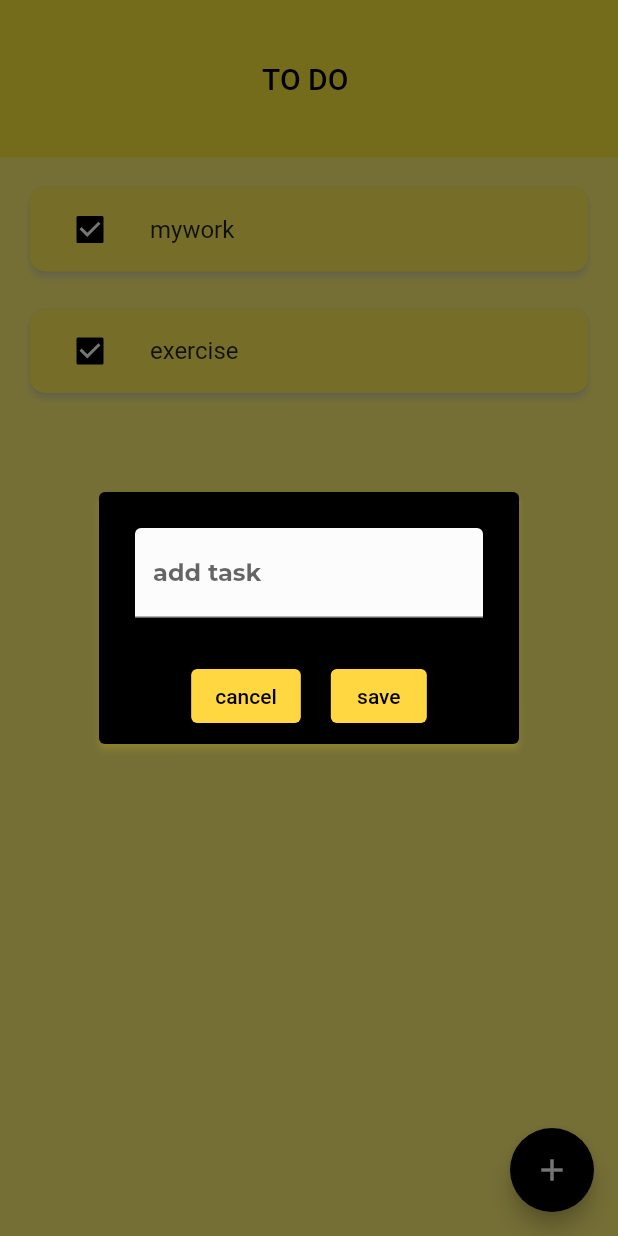
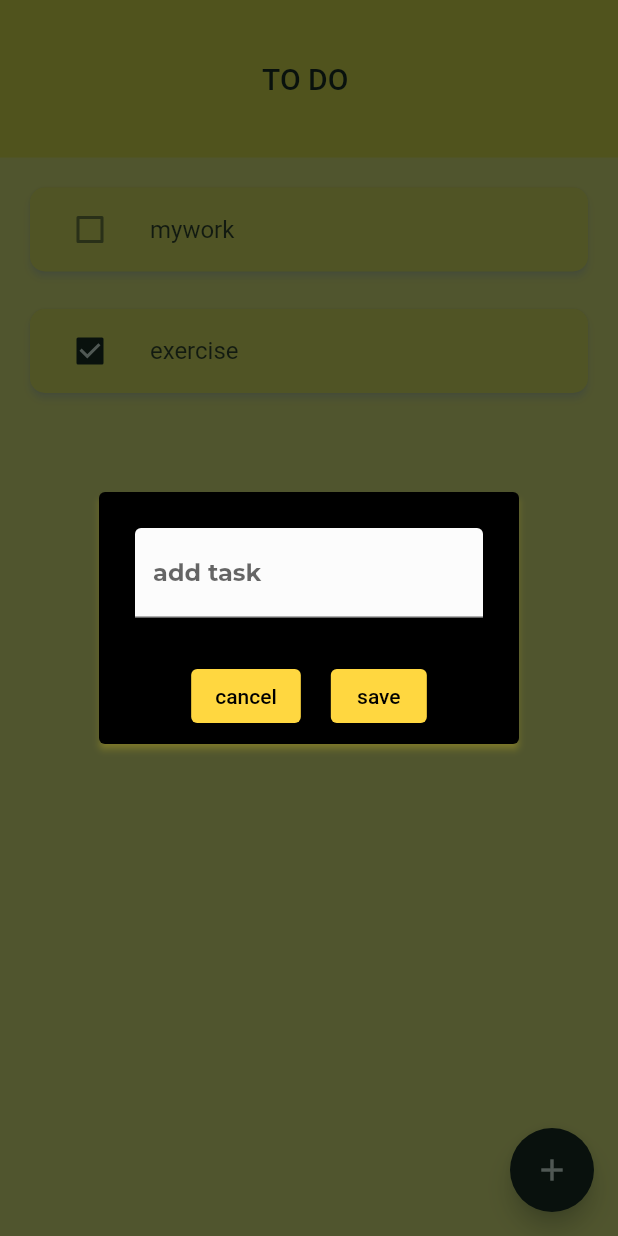
Before and after one commit to simar295/todo_app, a Flutter app: the screen it shows after launch, after a tap on the "add" icon, on a phone screen of 412 x 824 dp. Run offline on Flutter 3.47's test engine with Material 2 defaults, Android fonts, the phone set to English and light mode, and no system bars; drawn by our look-alikes of flutter_slidable; our stand-ins replace flutter_riverpod, google_fonts.

Commit message:
todo app

```diff
--- a/lib/dialogwidget.dart
+++ b/lib/dialogwidget.dart
@@ -1,18 +1,34 @@
 import 'package:flutter/material.dart';
 
-class dialogbox extends StatelessWidget {
-  const dialogbox({super.key});
+class dialogbox extends StatefulWidget {
+  dialogbox(
+      {super.key,
+      required this.getlist2,
+      required this.getcontroller,
+      required this.onsave});
+
+  final List getlist2;
+  final getcontroller;
+  final VoidCallback onsave;
 
   @override
+  State<dialogbox> createState() => _dialogboxState();
+}
+
+class _dialogboxState extends State<dialogbox> {
+  @override
   Widget build(BuildContext context) {
-    return Container(
-      decoration: BoxDecoration(borderRadius: BorderRadius.circular(15)),
-      child: const AlertDialog(
+    return Scaffold(
+      backgroundColor: Color.fromARGB(100, 22, 44, 33),
+      body: Container(
+        decoration: BoxDecoration(borderRadius: BorderRadius.circular(55)),
+        child: AlertDialog(
           elevation: 2,
           shadowColor: Colors.yellow,
           backgroundColor: Colors.black,
           title: TextField(
-          decoration: InputDecoration(
+            controller: widget.getcontroller,
+            decoration: const InputDecoration(
               label: Text("add task"),
               filled: true, //<-- SEE HERE
               fillColor: Color.fromARGB(255, 252, 252, 252), //<-- SEE HERE
@@ -23,32 +39,40 @@ class dialogbox extends StatelessWidget {
               mainAxisAlignment: MainAxisAlignment.center,
               children: [
                 ElevatedButton(
-                onPressed: null,
+                  onPressed: () => Navigator.pop(context),
                   child: Text(
                     "cancel",
                     style: TextStyle(color: Colors.black),
                   ),
                   style: ButtonStyle(
-                  backgroundColor: MaterialStatePropertyAll(Colors.amberAccent),
+                    backgroundColor:
+                        MaterialStatePropertyAll(Colors.amberAccent),
                   ),
                 ),
                 SizedBox(
                   width: 20,
                 ),
                 ElevatedButton(
-                onPressed: null,
+                  onPressed: widget.onsave,
                   child: Text(
                     "save",
                     style: TextStyle(color: Colors.black),
                   ),
                   style: ButtonStyle(
-                  backgroundColor: MaterialStatePropertyAll(Colors.amberAccent),
+                    backgroundColor:
+                        MaterialStatePropertyAll(Colors.amberAccent),
                   ),
                 ),
               ],
             ),
           ],
         ),
+      ),
     );
   }
 }
+
+/* final giveprovider = Provider<String>((ref) {
+  return taskcontroller.text;
+}); */
+final taskcontroller = TextEditingController();
--- a/lib/listwidget.dart
+++ b/lib/listwidget.dart
@@ -11,11 +11,10 @@ class listwidget extends StatefulWidget {
 }
 
 class _listwidgetState extends State<listwidget> {
-  bool initial = true;
 
   void changecheck(bool? x) {
     setState(() {
-      initial = x!;
+      widget.getlist[1] = !widget.getlist[1];
     });
   }
 
@@ -51,7 +50,7 @@ class _listwidgetState extends State<listwidget> {
               widget.getlist[0].toString(),
             ),
             leading: Checkbox(
-              value: initial,
+              value: widget.getlist[1],
               onChanged: (value) {
                 changecheck(value);
               },
--- a/lib/main.dart
+++ b/lib/main.dart
@@ -1,9 +1,10 @@
 import 'package:flutter/material.dart';
+import 'package:flutter_riverpod/flutter_riverpod.dart';
 import 'package:google_fonts/google_fonts.dart';
 import 'package:todo_app/todoapp.dart';
 
 void main() {
-  runApp(myapp());
+  runApp(ProviderScope(child: myapp()));
 }
 
 class myapp extends StatelessWidget {
--- a/lib/todoapp.dart
+++ b/lib/todoapp.dart
@@ -1,28 +1,55 @@
 import 'package:flutter/material.dart';
 import 'package:todo_app/dialogwidget.dart';
-
 import 'package:todo_app/listwidget.dart';
 
 class todoapp extends StatefulWidget {
-  const todoapp({super.key});
+  const todoapp({
+    super.key,
+  });
 
   @override
   State<todoapp> createState() => _todoappState();
 }
 
+final givecontroller = TextEditingController();
+
 class _todoappState extends State<todoapp> {
+  final List mytodo = [
+    ["mywork", false],
+    ["exercise", true],
+  ];
+  void submitdata() {
+    if (givecontroller.text.trim().isEmpty) {
+      ScaffoldMessenger.of(context).showSnackBar(
+        const SnackBar(
+          duration: Duration(milliseconds: 1000),
+          content: Text(
+            "Task is empty",
+            style: TextStyle(fontWeight: FontWeight.bold),
+          ),
+        ),
+      );
+    } else {
+      setState(() {
+        mytodo.add([givecontroller.text, false]);
+      });
+      Navigator.of(context).pop();
+    }
+  }
+
   @override
   Widget build(BuildContext context) {
-    List mytodo = [
-      ["mywork", false],
-      ["exercise", true]
-    ];
+    /*   final getprovider = ref.watch(giveprovider); */
 
     void createtask() {
       showDialog(
           context: context,
           builder: (context) {
-            return dialogbox();
+            return dialogbox(
+              getlist2: mytodo,
+              getcontroller: givecontroller,
+              onsave: submitdata,
+            );
           });
     }
 
--- a/pubspec.yaml
+++ b/pubspec.yaml
@@ -37,6 +37,7 @@ dependencies:
   cupertino_icons: ^1.0.2
   google_fonts: ^5.1.0
   flutter_slidable: ^3.0.0
+  flutter_riverpod: ^2.3.6
 
 dev_dependencies:
   flutter_test:
```
Also changed, not shown: pubspec.lock. Lines whose indentation alone changed are shown as unchanged.
